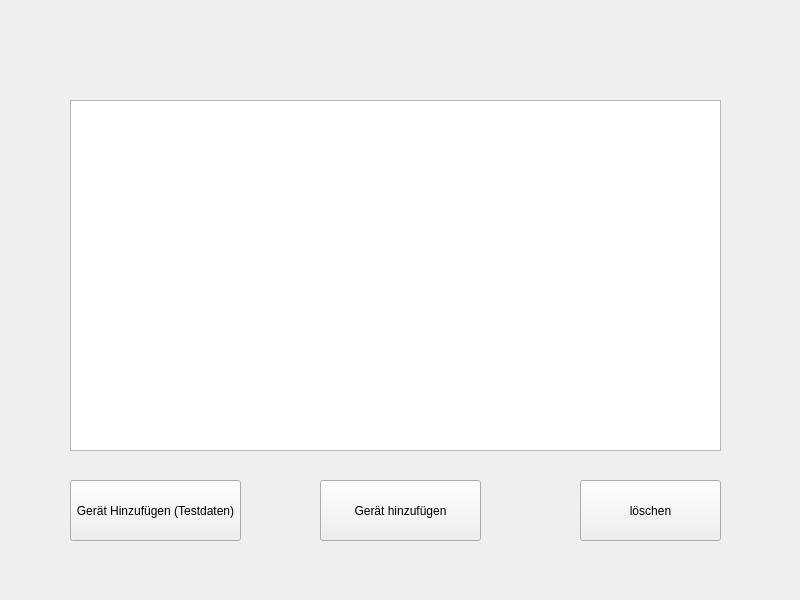
Above: frmmain.ui from FelixRoxx99/BWS-Schulprojekt-LF10-LF11-LF12-2026_Begonnen-14-08-2026 before the change. Below: the same form after it.
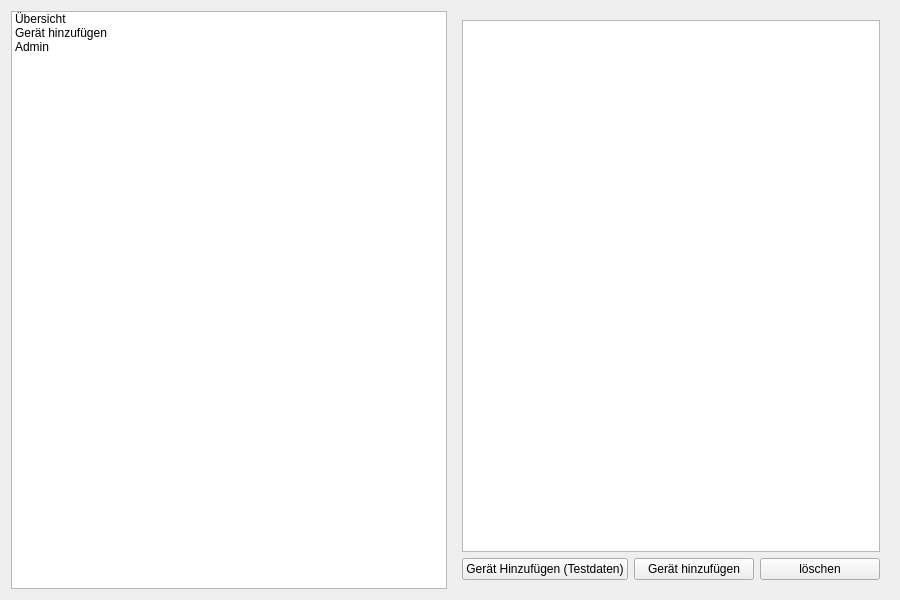
That is the form after the change.

The edit to the form file:
```diff
--- a/frmmain.ui
+++ b/frmmain.ui
@@ -6,62 +6,92 @@
    <rect>
     <x>0</x>
     <y>0</y>
-    <width>800</width>
+    <width>900</width>
     <height>600</height>
    </rect>
   </property>
   <property name="windowTitle">
    <string>FrmMain</string>
   </property>
-  <widget class="QTableView" name="tblGeraete">
-   <property name="geometry">
-    <rect>
-     <x>70</x>
-     <y>100</y>
-     <width>651</width>
-     <height>351</height>
-    </rect>
-   </property>
-  </widget>
+  <layout class="QHBoxLayout" name="horizontalLayout">
+   <item>
+    <widget class="QListWidget" name="navList">
+     <property name="maximumWidth">
+      <number>200</number>
+     </property>
+     <item>
+      <property name="text">
+       <string>Übersicht</string>
+      </property>
+     </item>
+     <item>
+      <property name="text">
+       <string>Gerät hinzufügen</string>
+      </property>
+     </item>
+     <item>
+      <property name="text">
+       <string>Admin</string>
+      </property>
+     </item>
+    </widget>
+   </item>
+   <item>
+    <widget class="QStackedWidget" name="stackedWidget">
+     <widget class="QWidget" name="pageOverview">
+      <attribute name="title"/>
+      <layout class="QVBoxLayout" name="verticalLayout_overview">
+       <item>
+        <widget class="QTableView" name="tblGeraete"/>
+       </item>
+       <item>
+        <layout class="QHBoxLayout" name="horizontalLayout_buttons">
+         <item>
   <widget class="QPushButton" name="btnTestdaten">
-   <property name="geometry">
-    <rect>
-     <x>70</x>
-     <y>480</y>
-     <width>171</width>
-     <height>61</height>
-    </rect>
-   </property>
    <property name="text">
     <string>Gerät Hinzufügen (Testdaten)</string>
    </property>
   </widget>
+         </item>
+         <item>
   <widget class="QPushButton" name="btnAddGeraet">
-   <property name="geometry">
-    <rect>
-     <x>320</x>
-     <y>480</y>
-     <width>161</width>
-     <height>61</height>
-    </rect>
-   </property>
    <property name="text">
     <string>Gerät hinzufügen</string>
    </property>
   </widget>
+         </item>
+         <item>
   <widget class="QPushButton" name="btnDelete">
-   <property name="geometry">
-    <rect>
-     <x>580</x>
-     <y>480</y>
-     <width>141</width>
-     <height>61</height>
-    </rect>
-   </property>
    <property name="text">
     <string>löschen</string>
    </property>
   </widget>
+         </item>
+        </layout>
+       </item>
+      </layout>
+     </widget>
+     <widget class="QWidget" name="pageAdd">
+      <layout class="QVBoxLayout" name="verticalLayout_add">
+       <item>
+        <widget class="QPushButton" name="btnOpenAddDialog">
+         <property name="text">
+          <string>Neues Gerät erfassen</string>
+         </property>
+        </widget>
+       </item>
+      </layout>
+     </widget>
+     <widget class="QWidget" name="pageAdmin">
+      <layout class="QVBoxLayout" name="verticalLayout_admin">
+       <item>
+        <widget class="QTableView" name="tblBenutzer"/>
+       </item>
+      </layout>
+     </widget>
+    </widget>
+   </item>
+  </layout>
  </widget>
  <resources/>
  <connections/>
```
Left out of the diff: 2 changed lines with no effect on the pictures. Lines whose indentation alone changed are shown as unchanged.
